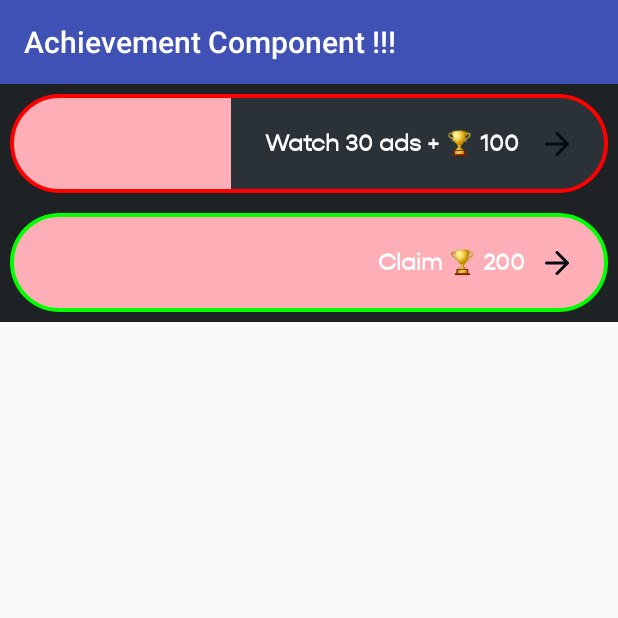
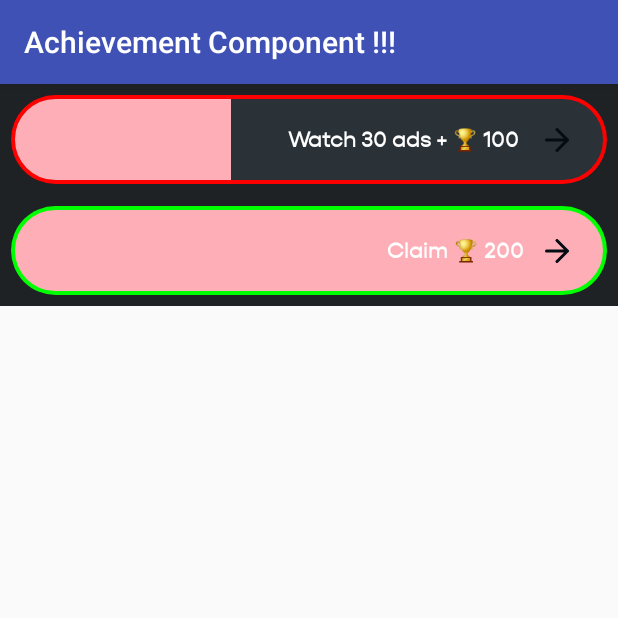
Before and after one commit to MehulKK/SpinWheel, an Android app: the AchievementComponentActivity screen opened directly, with no data from a screen before it, on a phone screen of 412 x 824 dp, the top half of it. Run offline under Robolectric (Android 15) with nearby library versions, the phone set to English and light mode, and no system bars; our stand-ins replace data binding; libraries missing offline, so code that uses them is left out: android.text, androidx.databinding.library; 3 statements that could not run were skipped.

Commit message:
- Removed third party library - Achievement max click with click item callback - Achievement Image with dynamic size

```diff
--- a/app/src/main/java/com/macv/wheeldemo/AchievementComponentActivity.kt
+++ b/app/src/main/java/com/macv/wheeldemo/AchievementComponentActivity.kt
@@ -15,8 +15,8 @@ class AchievementComponentActivity : AppCompatActivity() {
         val dataBindingUtil : ActivityAchievementCompoenentBinding = DataBindingUtil.setContentView(this, R.layout.activity_achievement_compoenent)
         achievement.setDynamicList(getAchievementList())
         achievement.setMaxValueListener(object : AchievementMaxListener{
-            override fun onClick() {
-                Toast.makeText(this@AchievementComponentActivity, "Item Click", Toast.LENGTH_LONG).show()
+            override fun onClick(achievementItem: AchievementItem) {
+                Toast.makeText(this@AchievementComponentActivity, achievementItem.action+" Item Click", Toast.LENGTH_LONG).show()
             }
         })
     }
--- a/mwheel/build.gradle
+++ b/mwheel/build.gradle
@@ -102,9 +102,6 @@ dependencies {
     api "androidx.core:core-ktx:1.3.2"
     api "org.jetbrains.kotlin:kotlin-stdlib-jdk7:$kotlin_version"
 
-    api 'com.intuit.sdp:sdp-android:1.0.6'
-    api 'com.intuit.ssp:ssp-android:1.0.6'
-
     implementation 'com.android.support:support-annotations:28.0.0'
 
     kapt 'com.android.databinding:compiler:3.1.4'
--- a/mwheel/src/main/java/com/macv/achivement/AchievementAdapter.kt
+++ b/mwheel/src/main/java/com/macv/achivement/AchievementAdapter.kt
@@ -23,7 +23,7 @@ class AchievementAdapter(private val context : Context) : BaseRecyclerAdapter<Ac
 
         when (view?.id) {
             R.id.imgBack -> {
-                mAchievementMaxListener.onClick()
+                mAchievementMaxListener.onClick(arrayList[adapterPosition])
             }
         }
     }
--- a/mwheel/src/main/java/com/macv/achivement/AchievementMaxListener.kt
+++ b/mwheel/src/main/java/com/macv/achivement/AchievementMaxListener.kt
@@ -1,5 +1,5 @@
 package com.macv.achivement
 
 interface AchievementMaxListener {
-    fun onClick()
+    fun onClick(achievementItem: AchievementItem)
 }
--- a/mwheel/src/main/res/drawable/achivement_default_bg.xml
+++ b/mwheel/src/main/res/drawable/achivement_default_bg.xml
@@ -4,5 +4,5 @@
     <stroke
         android:width="1dp"
         android:color="@color/achievement_item_stroke" />
-    <corners android:radius="@dimen/_20sdp" />
+    <corners android:radius="22dp" />
 </shape>
--- a/mwheel/src/main/res/layout/achievement_list_item.xml
+++ b/mwheel/src/main/res/layout/achievement_list_item.xml
@@ -24,7 +24,7 @@
         android:layout_height="wrap_content"
         android:animateLayoutChanges="true"
         android:background="@color/item_bg"
-        android:padding="@dimen/_5sdp">
+        android:padding="7dp">
 
         <com.macv.achivement.AchievementProgressBar
             android:id="@+id/example_progress_change"
@@ -42,10 +42,10 @@
             android:layout_height="wrap_content"
             android:gravity="center_vertical"
             android:orientation="horizontal"
-            android:paddingStart="@dimen/_15sdp"
-            android:paddingTop="@dimen/_10sdp"
-            android:paddingEnd="@dimen/_15sdp"
-            android:paddingBottom="@dimen/_10sdp"
+            android:paddingStart="18dp"
+            android:paddingTop="12dp"
+            android:paddingEnd="18dp"
+            android:paddingBottom="12dp"
             app:layout_constraintBottom_toBottomOf="parent"
             app:layout_constraintEnd_toEndOf="parent"
             app:layout_constraintStart_toStartOf="parent"
@@ -53,8 +53,10 @@
 
             <androidx.appcompat.widget.AppCompatImageView
                 android:id="@+id/imgAchievement"
-                android:layout_width="@dimen/_30sdp"
-                android:layout_height="@dimen/_30sdp"
+                android:layout_width="wrap_content"
+                android:layout_height="wrap_content"
+                android:minHeight="35dp"
+                android:minWidth="35dp"
                 android:src="@{dataModel.image}"
                 android:visibility="@{dataModel.image != null ? View.VISIBLE : View.INVISIBLE}"
                 app:layout_constraintBottom_toBottomOf="parent"
@@ -67,7 +69,7 @@
                 android:layout_height="wrap_content"
                 android:gravity="center"
                 android:text="@{dataModel.emoji}"
-                android:textSize="@dimen/_21ssp"
+                android:textSize="21sp"
                 android:visibility="@{dataModel.image == null ? View.VISIBLE : View.INVISIBLE}"
                 app:layout_constraintBottom_toBottomOf="@+id/imgAchievement"
                 app:layout_constraintEnd_toEndOf="@+id/imgAchievement"
@@ -78,14 +80,14 @@
                 android:id="@+id/txtAchievement"
                 android:layout_width="0dp"
                 android:layout_height="wrap_content"
-                android:layout_marginStart="@dimen/_5sdp"
-                android:layout_marginEnd="@dimen/_5sdp"
+                android:layout_marginStart="7dp"
+                android:layout_marginEnd="7dp"
                 android:layout_weight="3"
                 android:ellipsize="end"
                 android:fontFamily="@font/gopher_regular"
                 android:gravity="end"
                 android:maxLines="1"
-                android:textSize="@dimen/_12ssp"
+                android:textSize="14sp"
                 android:textStyle="bold"
                 app:layout_constraintBottom_toBottomOf="parent"
                 app:layout_constraintEnd_toStartOf="@+id/imgBack"
@@ -101,7 +103,7 @@
                 android:clickable="true"
                 android:focusable="true"
                 android:onClick="@{clickHandler::onClick}"
-                android:padding="@dimen/_5sdp"
+                android:padding="7dp"
                 android:visibility="@{(dataModel.value == dataModel.max) ? View.VISIBLE : View.GONE, default = gone}"
                 app:layout_constraintBottom_toBottomOf="parent"
                 app:layout_constraintEnd_toEndOf="parent"
```
Also changed, not shown: mwheel/src/main/res/layout/category_footer.xml (+5 -5 lines), mwheel/src/main/res/layout/list_item.xml (+15 -15 lines).
